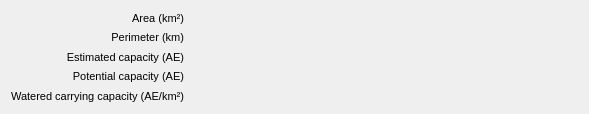
First picture: the form in mlapp/src/widgets/paddock_details/paddock_details_base.ui, repository Trailmarker/paddock-power, before the edit.
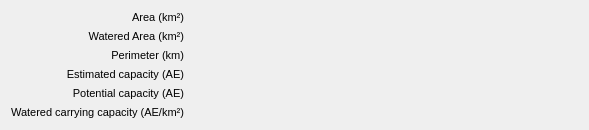
Second picture: the form after the edit. Custom widgets are drawn as their Qt base class.

Commit message: set up a 'Watered Area' field in PaddockLandType and MetricPaddock features, and render in the details widgets (PP-75)

Diff of the .ui file:
```diff
--- a/mlapp/src/widgets/paddock_details/paddock_details_base.ui
+++ b/mlapp/src/widgets/paddock_details/paddock_details_base.ui
@@ -38,66 +38,6 @@
       </widget>
      </item>
      <item row="3" column="1">
-      <widget class="FormattedValue" name="potentialCapacityText">
-       <property name="sizePolicy">
-        <sizepolicy hsizetype="Expanding" vsizetype="Minimum">
-         <horstretch>0</horstretch>
-         <verstretch>0</verstretch>
-        </sizepolicy>
-       </property>
-       <property name="font">
-        <font>
-         <pointsize>8</pointsize>
-        </font>
-       </property>
-       <property name="text">
-        <string/>
-       </property>
-      </widget>
-     </item>
-     <item row="2" column="0">
-      <widget class="QLabel" name="estimatedCapacityLabel">
-       <property name="sizePolicy">
-        <sizepolicy hsizetype="Minimum" vsizetype="Minimum">
-         <horstretch>0</horstretch>
-         <verstretch>0</verstretch>
-        </sizepolicy>
-       </property>
-       <property name="font">
-        <font>
-         <pointsize>8</pointsize>
-        </font>
-       </property>
-       <property name="text">
-        <string notr="true">Estimated capacity (AE)</string>
-       </property>
-       <property name="alignment">
-        <set>Qt::AlignRight|Qt::AlignTrailing|Qt::AlignVCenter</set>
-       </property>
-      </widget>
-     </item>
-     <item row="1" column="0">
-      <widget class="QLabel" name="perimeterLabel">
-       <property name="sizePolicy">
-        <sizepolicy hsizetype="Minimum" vsizetype="Minimum">
-         <horstretch>0</horstretch>
-         <verstretch>0</verstretch>
-        </sizepolicy>
-       </property>
-       <property name="font">
-        <font>
-         <pointsize>8</pointsize>
-        </font>
-       </property>
-       <property name="text">
-        <string notr="true">Perimeter (km)</string>
-       </property>
-       <property name="alignment">
-        <set>Qt::AlignRight|Qt::AlignTrailing|Qt::AlignVCenter</set>
-       </property>
-      </widget>
-     </item>
-     <item row="2" column="1">
       <widget class="FormattedValue" name="estimatedCapacityText">
        <property name="sizePolicy">
         <sizepolicy hsizetype="Expanding" vsizetype="Minimum">
@@ -115,8 +55,29 @@
        </property>
       </widget>
      </item>
-     <item row="4" column="1">
-      <widget class="FormattedValue" name="estimatedCapacityPerAreaText">
+     <item row="0" column="0">
+      <widget class="QLabel" name="areaLabel">
+       <property name="sizePolicy">
+        <sizepolicy hsizetype="Minimum" vsizetype="Minimum">
+         <horstretch>0</horstretch>
+         <verstretch>0</verstretch>
+        </sizepolicy>
+       </property>
+       <property name="font">
+        <font>
+         <pointsize>8</pointsize>
+        </font>
+       </property>
+       <property name="text">
+        <string notr="true">Area (km²)</string>
+       </property>
+       <property name="alignment">
+        <set>Qt::AlignRight|Qt::AlignTrailing|Qt::AlignVCenter</set>
+       </property>
+      </widget>
+     </item>
+     <item row="2" column="1">
+      <widget class="FormattedValue" name="perimeterText">
        <property name="sizePolicy">
         <sizepolicy hsizetype="Expanding" vsizetype="Minimum">
          <horstretch>0</horstretch>
@@ -133,7 +94,7 @@
        </property>
       </widget>
      </item>
-     <item row="4" column="0">
+     <item row="5" column="0">
       <widget class="QLabel" name="estimatedCapacityPerAreaLabel">
        <property name="sizePolicy">
         <sizepolicy hsizetype="Minimum" vsizetype="Minimum">
@@ -155,6 +116,45 @@
       </widget>
      </item>
      <item row="3" column="0">
+      <widget class="QLabel" name="estimatedCapacityLabel">
+       <property name="sizePolicy">
+        <sizepolicy hsizetype="Minimum" vsizetype="Minimum">
+         <horstretch>0</horstretch>
+         <verstretch>0</verstretch>
+        </sizepolicy>
+       </property>
+       <property name="font">
+        <font>
+         <pointsize>8</pointsize>
+        </font>
+       </property>
+       <property name="text">
+        <string notr="true">Estimated capacity (AE)</string>
+       </property>
+       <property name="alignment">
+        <set>Qt::AlignRight|Qt::AlignTrailing|Qt::AlignVCenter</set>
+       </property>
+      </widget>
+     </item>
+     <item row="5" column="1">
+      <widget class="FormattedValue" name="estimatedCapacityPerAreaText">
+       <property name="sizePolicy">
+        <sizepolicy hsizetype="Expanding" vsizetype="Minimum">
+         <horstretch>0</horstretch>
+         <verstretch>0</verstretch>
+        </sizepolicy>
+       </property>
+       <property name="font">
+        <font>
+         <pointsize>8</pointsize>
+        </font>
+       </property>
+       <property name="text">
+        <string/>
+       </property>
+      </widget>
+     </item>
+     <item row="4" column="0">
       <widget class="QLabel" name="potentialCapacityLabel">
        <property name="sizePolicy">
         <sizepolicy hsizetype="Minimum" vsizetype="Minimum">
@@ -175,9 +175,27 @@
        </property>
       </widget>
      </item>
-     <item row="0" column="0">
-      <widget class="QLabel" name="areaLabel">
+     <item row="4" column="1">
+      <widget class="FormattedValue" name="potentialCapacityText">
        <property name="sizePolicy">
+        <sizepolicy hsizetype="Expanding" vsizetype="Minimum">
+         <horstretch>0</horstretch>
+         <verstretch>0</verstretch>
+        </sizepolicy>
+       </property>
+       <property name="font">
+        <font>
+         <pointsize>8</pointsize>
+        </font>
+       </property>
+       <property name="text">
+        <string/>
+       </property>
+      </widget>
+     </item>
+     <item row="2" column="0">
+      <widget class="QLabel" name="perimeterLabel">
+       <property name="sizePolicy">
         <sizepolicy hsizetype="Minimum" vsizetype="Minimum">
          <horstretch>0</horstretch>
          <verstretch>0</verstretch>
@@ -189,7 +207,28 @@
         </font>
        </property>
        <property name="text">
-        <string notr="true">Area (km²)</string>
+        <string notr="true">Perimeter (km)</string>
+       </property>
+       <property name="alignment">
+        <set>Qt::AlignRight|Qt::AlignTrailing|Qt::AlignVCenter</set>
+       </property>
+      </widget>
+     </item>
+     <item row="1" column="0">
+      <widget class="QLabel" name="wateredAreaLabel">
+       <property name="sizePolicy">
+        <sizepolicy hsizetype="Minimum" vsizetype="Minimum">
+         <horstretch>0</horstretch>
+         <verstretch>0</verstretch>
+        </sizepolicy>
+       </property>
+       <property name="font">
+        <font>
+         <pointsize>8</pointsize>
+        </font>
+       </property>
+       <property name="text">
+        <string notr="true">Watered Area (km²)</string>
        </property>
        <property name="alignment">
         <set>Qt::AlignRight|Qt::AlignTrailing|Qt::AlignVCenter</set>
@@ -197,7 +236,7 @@
       </widget>
      </item>
      <item row="1" column="1">
-      <widget class="FormattedValue" name="perimeterText">
+      <widget class="FormattedValue" name="wateredAreaText">
        <property name="sizePolicy">
         <sizepolicy hsizetype="Expanding" vsizetype="Minimum">
          <horstretch>0</horstretch>
```
The commit also changes 19 other files.
